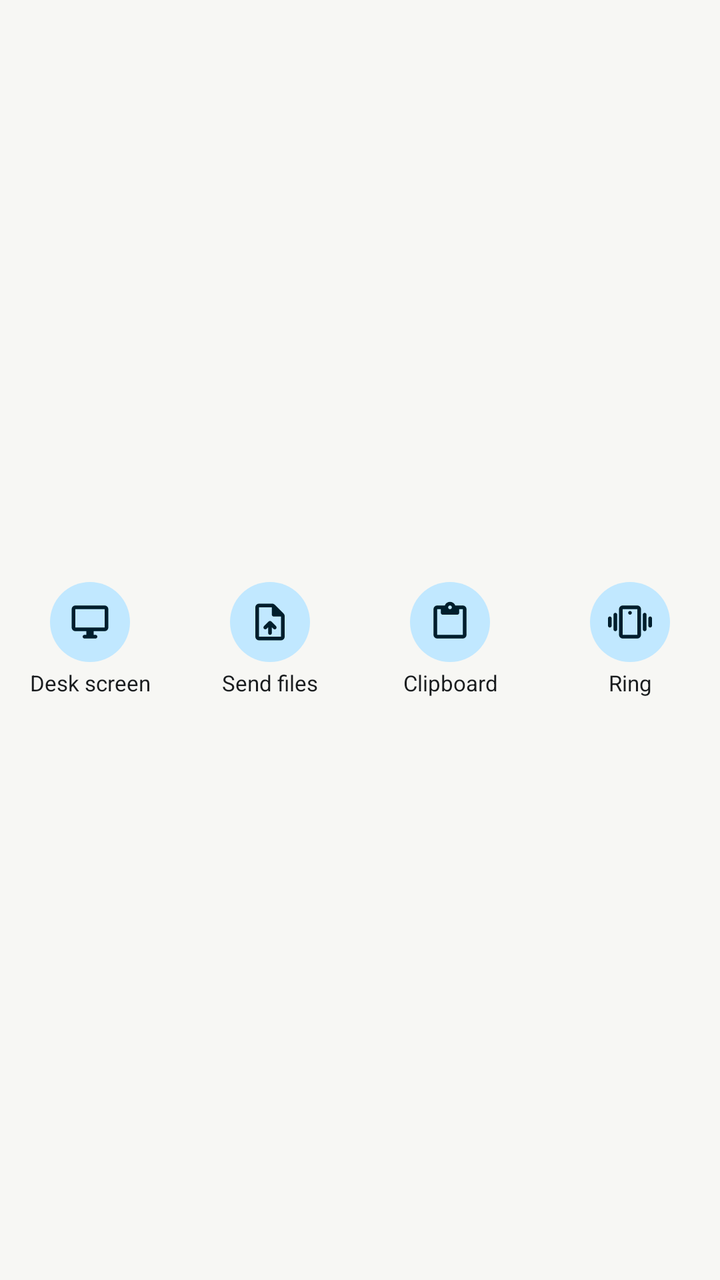
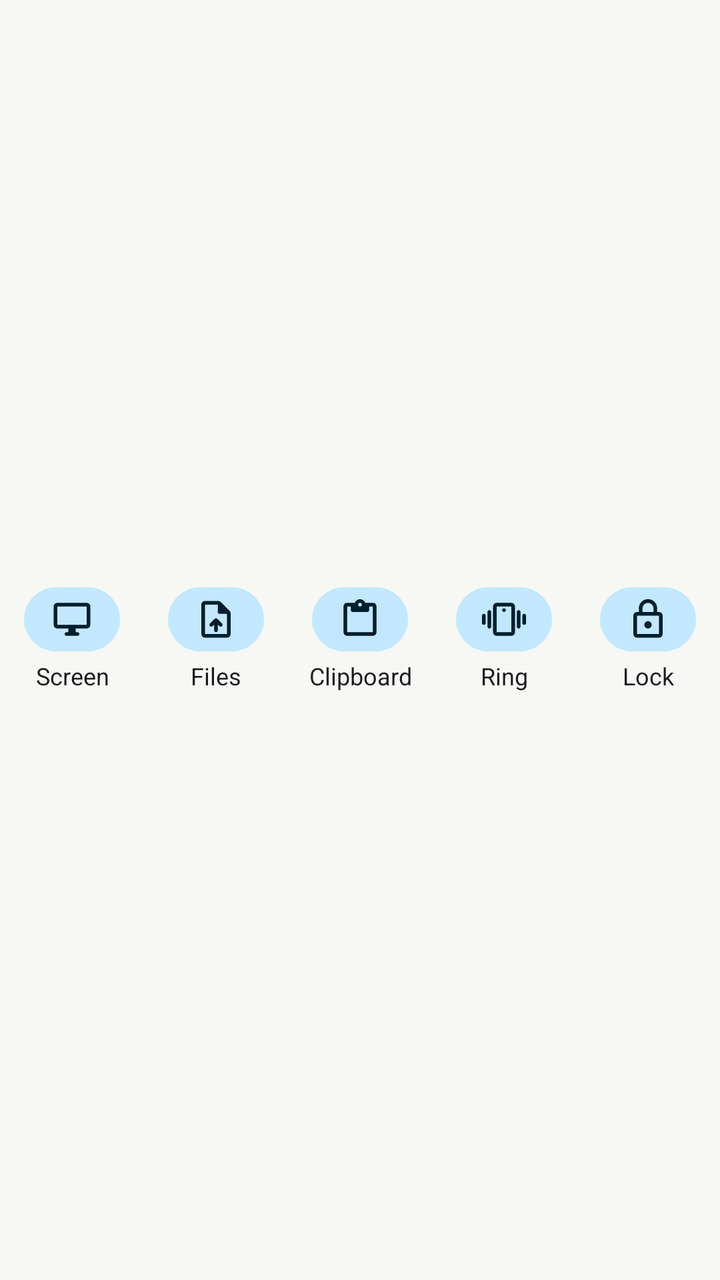

Two renders of the same Android screen: before a commit and after it. Below are the layout's source before the change and the commit's diff.
<!-- AndroidManifest.xml: application theme DeskLinkTheme.NoActionBar -->
<!-- res/layout/widget_actions_row.xml -->
<?xml version="1.0" encoding="utf-8"?>
<LinearLayout xmlns:android="http://schemas.android.com/apk/res/android"
    xmlns:tools="http://schemas.android.com/tools"
    tools:ignore="UseAppTint"
    android:layout_width="match_parent"
    android:layout_height="wrap_content"
    android:baselineAligned="false"
    android:orientation="horizontal">

    <LinearLayout
        android:id="@+id/act_screen"
        android:layout_width="0dp"
        android:layout_height="match_parent"
        android:layout_weight="1"
        android:gravity="center"
        android:minHeight="48dp"
        android:orientation="vertical">

        <ImageView
            android:id="@+id/act_screen_icon"
            android:layout_width="40dp"
            android:layout_height="40dp"
            android:background="@drawable/widget_tonal_circle"
            android:importantForAccessibility="no"
            android:padding="9dp"
            android:src="@drawable/sym_desktop_windows"
            android:tint="@color/widget_on_tonal" />

        <TextView
            android:id="@+id/act_screen_label"
            android:layout_width="match_parent"
            android:layout_height="wrap_content"
            android:layout_marginTop="3dp"
            android:ellipsize="end"
            android:gravity="center"
            android:importantForAccessibility="no"
            android:maxLines="1"
            android:text="@string/home_desk_screen"
            android:textColor="@color/widget_text"
            android:textSize="11sp" />
    </LinearLayout>
    <LinearLayout
        android:id="@+id/act_files"
        android:layout_width="0dp"
        android:layout_height="match_parent"
        android:layout_weight="1"
        android:gravity="center"
        android:minHeight="48dp"
        android:orientation="vertical">

        <ImageView
            android:id="@+id/act_files_icon"
            android:layout_width="40dp"
            android:layout_height="40dp"
            android:background="@drawable/widget_tonal_circle"
            android:importantForAccessibility="no"
            android:padding="9dp"
            android:src="@drawable/sym_upload_file"
            android:tint="@color/widget_on_tonal" />

        <TextView
            android:id="@+id/act_files_label"
            android:layout_width="match_parent"
            android:layout_height="wrap_content"
            android:layout_marginTop="3dp"
            android:ellipsize="end"
            android:gravity="center"
            android:importantForAccessibility="no"
            android:maxLines="1"
            android:text="@string/home_send_files"
            android:textColor="@color/widget_text"
            android:textSize="11sp" />
    </LinearLayout>
    <LinearLayout
        android:id="@+id/act_clipboard"
        android:layout_width="0dp"
        android:layout_height="match_parent"
        android:layout_weight="1"
        android:gravity="center"
        android:minHeight="48dp"
        android:orientation="vertical">

        <ImageView
            android:id="@+id/act_clipboard_icon"
            android:layout_width="40dp"
            android:layout_height="40dp"
            android:background="@drawable/widget_tonal_circle"
            android:importantForAccessibility="no"
            android:padding="9dp"
            android:src="@drawable/sym_content_paste"
            android:tint="@color/widget_on_tonal" />

        <TextView
            android:id="@+id/act_clipboard_label"
            android:layout_width="match_parent"
            android:layout_height="wrap_content"
            android:layout_marginTop="3dp"
            android:ellipsize="end"
            android:gravity="center"
            android:importantForAccessibility="no"
            android:maxLines="1"
            android:text="@string/widget_clipboard"
            android:textColor="@color/widget_text"
            android:textSize="11sp" />
    </LinearLayout>
    <LinearLayout
        android:id="@+id/act_ring"
        android:layout_width="0dp"
        android:layout_height="match_parent"
        android:layout_weight="1"
        android:gravity="center"
        android:minHeight="48dp"
        android:orientation="vertical">

        <ImageView
            android:id="@+id/act_ring_icon"
            android:layout_width="40dp"
            android:layout_height="40dp"
            android:background="@drawable/widget_tonal_circle"
            android:importantForAccessibility="no"
            android:padding="9dp"
            android:src="@drawable/sym_vibration"
            android:tint="@color/widget_on_tonal" />

        <TextView
            android:id="@+id/act_ring_label"
            android:layout_width="match_parent"
            android:layout_height="wrap_content"
            android:layout_marginTop="3dp"
            android:ellipsize="end"
            android:gravity="center"
            android:importantForAccessibility="no"
            android:maxLines="1"
            android:text="@string/widget_ring"
            android:textColor="@color/widget_text"
            android:textSize="11sp" />
    </LinearLayout>
    <LinearLayout
        android:id="@+id/act_lock"
        android:layout_width="0dp"
        android:layout_height="match_parent"
        android:layout_weight="1"
        android:gravity="center"
        android:minHeight="48dp"
        android:orientation="vertical"
        android:visibility="gone">

        <ImageView
            android:id="@+id/act_lock_icon"
            android:layout_width="40dp"
            android:layout_height="40dp"
            android:background="@drawable/widget_tonal_circle"
            android:importantForAccessibility="no"
            android:padding="9dp"
            android:src="@drawable/sym_lock"
            android:tint="@color/widget_on_tonal" />

        <TextView
            android:id="@+id/act_lock_label"
            android:layout_width="match_parent"
            android:layout_height="wrap_content"
            android:layout_marginTop="3dp"
            android:ellipsize="end"
            android:gravity="center"
            android:importantForAccessibility="no"
            android:maxLines="1"
            android:text="@string/widget_lock"
            android:textColor="@color/widget_text"
            android:textSize="11sp" />
    </LinearLayout>
</LinearLayout>
<!-- resources referenced by this layout -->
<resources>
  <color name="widget_on_tonal">#FF1B2F7A</color>
  <color name="widget_text">#FF18181B</color>
  <!-- drawable widget_tonal_circle (drawable) -->
  <?xml version="1.0" encoding="utf-8"?>
  <ripple xmlns:android="http://schemas.android.com/apk/res/android" android:color="@color/widget_button_bg">
      <item>
          <shape android:shape="oval">
              <solid android:color="@color/widget_tonal" />
          </shape>
      </item>
  </ripple>
  <string name="home_desk_screen">Desk screen</string>
  <string name="home_send_files">Send files</string>
  <string name="widget_clipboard">Clipboard</string>
  <string name="widget_lock">Lock</string>
  <string name="widget_ring">Ring</string>
  <style name="DeskLinkTheme.NoActionBar" parent="DeskLinkThemeBase.NoActionBar" />
  <color name="widget_button_bg">#0D000000</color>
  <color name="widget_tonal">#FFE2E8FB</color>
  <style name="DeskLinkThemeBase.NoActionBar" parent="DeskLinkTheme">
          <item name="windowActionBar">false</item>
          <item name="windowNoTitle">true</item>
      </style>
  <style name="DeskLinkTheme" parent="DeskLinkThemeBase" />
  <color name="brand_primary">#3256D6</color>
  <color name="brand_on_primary">#FFFFFF</color>
  <color name="brand_primary_container">#E2E8FB</color>
  <color name="brand_on_primary_container">#1B2F7A</color>
  <color name="brand_secondary">#5F5F67</color>
  <color name="brand_on_secondary">#FFFFFF</color>
  <color name="brand_secondary_container">#E2E8FB</color>
  <color name="brand_on_secondary_container">#1B2F7A</color>
  <color name="brand_tertiary">#0F9B72</color>
  <color name="brand_on_tertiary">#FFFFFF</color>
  <color name="brand_tertiary_container">#D7F0E7</color>
  <color name="brand_on_tertiary_container">#0B7A59</color>
  <color name="brand_background">#F7F7F4</color>
  <color name="brand_on_background">#18181B</color>
  <color name="brand_surface_variant">#ECECE8</color>
  <color name="brand_on_surface_variant">#5F5F67</color>
  <color name="brand_outline">#D4D4CF</color>
  <color name="brand_outline_variant">#E6E6E3</color>
  <color name="brand_surface_container_lowest">#FFFFFF</color>
  <color name="brand_surface_container_low">#FFFFFF</color>
  <color name="brand_surface_container">#FFFFFF</color>
  <color name="brand_surface_container_high">#ECECE8</color>
  <color name="brand_surface_container_highest">#ECECE8</color>
  <style name="DeskLinkToolbar" parent="Widget.Material3.Toolbar" />
  <style name="DeskLinkCardStyle" parent="@style/Widget.Material3.CardView.Elevated" />
  <dimen name="desk_dialog_radius">24dp</dimen>
  <style name="DeskLinkDialogButton.Positive" parent="Widget.Material3.Button.TextButton.Dialog">
          <item name="shapeAppearance">@style/DeskLinkDialogShape</item>
          <item name="android:minHeight">48dp</item>
          <item name="backgroundTint">?attr/colorPrimary</item>
          <item name="android:textColor">?attr/colorOnPrimary</item>
      </style>
  <style name="DeskLinkDialogButton" parent="Widget.Material3.Button.TextButton.Dialog">
          <item name="shapeAppearance">@style/DeskLinkDialogShape</item>
          <item name="android:minHeight">48dp</item>
          <item name="android:textColor">?attr/colorPrimary</item>
      </style>
  <style name="DeskLinkDialogShape" parent="ShapeAppearance.Material3.Corner.Full" />
  <!-- unchanged entries left out for length: 7 -->
</resources>

<!-- the commit's change to res/layout/widget_actions_row.xml (unified diff, before → after) -->
@@ -12,17 +12,23 @@
         android:layout_width="0dp"
         android:layout_height="match_parent"
         android:layout_weight="1"
-        android:gravity="center"
-        android:minHeight="48dp"
-        android:orientation="vertical">
+        android:background="@drawable/widget_row_ripple"
+        android:gravity="center"
+        android:minHeight="48dp"
+        android:orientation="vertical"
+        android:paddingTop="2dp"
+        android:paddingBottom="2dp">
 
         <ImageView
             android:id="@+id/act_screen_icon"
-            android:layout_width="40dp"
-            android:layout_height="40dp"
-            android:background="@drawable/widget_tonal_circle"
-            android:importantForAccessibility="no"
-            android:padding="9dp"
+            android:layout_width="48dp"
+            android:layout_height="32dp"
+            android:background="@drawable/widget_chip"
+            android:importantForAccessibility="no"
+            android:paddingStart="13dp"
+            android:paddingTop="5dp"
+            android:paddingEnd="13dp"
+            android:paddingBottom="5dp"
             android:src="@drawable/sym_desktop_windows"
             android:tint="@color/widget_on_tonal" />
 
@@ -30,31 +36,39 @@
             android:id="@+id/act_screen_label"
             android:layout_width="match_parent"
             android:layout_height="wrap_content"
-            android:layout_marginTop="3dp"
-            android:ellipsize="end"
-            android:gravity="center"
-            android:importantForAccessibility="no"
-            android:maxLines="1"
-            android:text="@string/home_desk_screen"
-            android:textColor="@color/widget_text"
-            android:textSize="11sp" />
+            android:layout_marginTop="4dp"
+            android:ellipsize="end"
+            android:gravity="center"
+            android:importantForAccessibility="no"
+            android:maxLines="1"
+            android:paddingStart="2dp"
+            android:paddingEnd="2dp"
+            android:text="@string/widget_screen"
+            android:textColor="@color/widget_text"
+            android:textSize="12sp" />
     </LinearLayout>
     <LinearLayout
         android:id="@+id/act_files"
         android:layout_width="0dp"
         android:layout_height="match_parent"
         android:layout_weight="1"
-        android:gravity="center"
-        android:minHeight="48dp"
-        android:orientation="vertical">
+        android:background="@drawable/widget_row_ripple"
+        android:gravity="center"
+        android:minHeight="48dp"
+        android:orientation="vertical"
+        android:paddingTop="2dp"
+        android:paddingBottom="2dp">
 
         <ImageView
             android:id="@+id/act_files_icon"
-            android:layout_width="40dp"
-            android:layout_height="40dp"
-            android:background="@drawable/widget_tonal_circle"
-            android:importantForAccessibility="no"
-            android:padding="9dp"
+            android:layout_width="48dp"
+            android:layout_height="32dp"
+            android:background="@drawable/widget_chip"
+            android:importantForAccessibility="no"
+            android:paddingStart="13dp"
+            android:paddingTop="5dp"
+            android:paddingEnd="13dp"
+            android:paddingBottom="5dp"
             android:src="@drawable/sym_upload_file"
             android:tint="@color/widget_on_tonal" />
 
@@ -62,31 +76,39 @@
             android:id="@+id/act_files_label"
             android:layout_width="match_parent"
             android:layout_height="wrap_content"
-            android:layout_marginTop="3dp"
-            android:ellipsize="end"
-            android:gravity="center"
-            android:importantForAccessibility="no"
-            android:maxLines="1"
-            android:text="@string/home_send_files"
-            android:textColor="@color/widget_text"
-            android:textSize="11sp" />
+            android:layout_marginTop="4dp"
+            android:ellipsize="end"
+            android:gravity="center"
+            android:importantForAccessibility="no"
+            android:maxLines="1"
+            android:paddingStart="2dp"
+            android:paddingEnd="2dp"
+            android:text="@string/widget_files"
+            android:textColor="@color/widget_text"
+            android:textSize="12sp" />
     </LinearLayout>
     <LinearLayout
         android:id="@+id/act_clipboard"
         android:layout_width="0dp"
         android:layout_height="match_parent"
         android:layout_weight="1"
-        android:gravity="center"
-        android:minHeight="48dp"
-        android:orientation="vertical">
+        android:background="@drawable/widget_row_ripple"
+        android:gravity="center"
+        android:minHeight="48dp"
+        android:orientation="vertical"
+        android:paddingTop="2dp"
+        android:paddingBottom="2dp">
 
         <ImageView
             android:id="@+id/act_clipboard_icon"
-            android:layout_width="40dp"
-            android:layout_height="40dp"
-            android:background="@drawable/widget_tonal_circle"
-            android:importantForAccessibility="no"
-            android:padding="9dp"
+            android:layout_width="48dp"
+            android:layout_height="32dp"
+            android:background="@drawable/widget_chip"
+            android:importantForAccessibility="no"
+            android:paddingStart="13dp"
+            android:paddingTop="5dp"
+            android:paddingEnd="13dp"
+            android:paddingBottom="5dp"
             android:src="@drawable/sym_content_paste"
             android:tint="@color/widget_on_tonal" />
 
@@ -94,31 +116,39 @@
             android:id="@+id/act_clipboard_label"
             android:layout_width="match_parent"
             android:layout_height="wrap_content"
-            android:layout_marginTop="3dp"
-            android:ellipsize="end"
-            android:gravity="center"
-            android:importantForAccessibility="no"
-            android:maxLines="1"
+            android:layout_marginTop="4dp"
+            android:ellipsize="end"
+            android:gravity="center"
+            android:importantForAccessibility="no"
+            android:maxLines="1"
+            android:paddingStart="2dp"
+            android:paddingEnd="2dp"
             android:text="@string/widget_clipboard"
             android:textColor="@color/widget_text"
-            android:textSize="11sp" />
+            android:textSize="12sp" />
     </LinearLayout>
     <LinearLayout
         android:id="@+id/act_ring"
         android:layout_width="0dp"
         android:layout_height="match_parent"
         android:layout_weight="1"
-        android:gravity="center"
-        android:minHeight="48dp"
-        android:orientation="vertical">
+        android:background="@drawable/widget_row_ripple"
+        android:gravity="center"
+        android:minHeight="48dp"
+        android:orientation="vertical"
+        android:paddingTop="2dp"
+        android:paddingBottom="2dp">
 
         <ImageView
             android:id="@+id/act_ring_icon"
-            android:layout_width="40dp"
-            android:layout_height="40dp"
-            android:background="@drawable/widget_tonal_circle"
-            android:importantForAccessibility="no"
-            android:padding="9dp"
+            android:layout_width="48dp"
+            android:layout_height="32dp"
+            android:background="@drawable/widget_chip"
+            android:importantForAccessibility="no"
+            android:paddingStart="13dp"
+            android:paddingTop="5dp"
+            android:paddingEnd="13dp"
+            android:paddingBottom="5dp"
             android:src="@drawable/sym_vibration"
             android:tint="@color/widget_on_tonal" />
 
@@ -126,32 +156,39 @@
             android:id="@+id/act_ring_label"
             android:layout_width="match_parent"
             android:layout_height="wrap_content"
-            android:layout_marginTop="3dp"
-            android:ellipsize="end"
-            android:gravity="center"
-            android:importantForAccessibility="no"
-            android:maxLines="1"
+            android:layout_marginTop="4dp"
+            android:ellipsize="end"
+            android:gravity="center"
+            android:importantForAccessibility="no"
+            android:maxLines="1"
+            android:paddingStart="2dp"
+            android:paddingEnd="2dp"
             android:text="@string/widget_ring"
             android:textColor="@color/widget_text"
-            android:textSize="11sp" />
+            android:textSize="12sp" />
     </LinearLayout>
     <LinearLayout
         android:id="@+id/act_lock"
         android:layout_width="0dp"
         android:layout_height="match_parent"
         android:layout_weight="1"
-        android:gravity="center"
-        android:minHeight="48dp"
-        android:orientation="vertical"
-        android:visibility="gone">
+        android:background="@drawable/widget_row_ripple"
+        android:gravity="center"
+        android:minHeight="48dp"
+        android:orientation="vertical"
+        android:paddingTop="2dp"
+        android:paddingBottom="2dp">
 
         <ImageView
             android:id="@+id/act_lock_icon"
-            android:layout_width="40dp"
-            android:layout_height="40dp"
-            android:background="@drawable/widget_tonal_circle"
-            android:importantForAccessibility="no"
-            android:padding="9dp"
+            android:layout_width="48dp"
+            android:layout_height="32dp"
+            android:background="@drawable/widget_chip"
+            android:importantForAccessibility="no"
+            android:paddingStart="13dp"
+            android:paddingTop="5dp"
+            android:paddingEnd="13dp"
+            android:paddingBottom="5dp"
             android:src="@drawable/sym_lock"
             android:tint="@color/widget_on_tonal" />
 
@@ -159,13 +196,15 @@
             android:id="@+id/act_lock_label"
             android:layout_width="match_parent"
             android:layout_height="wrap_content"
-            android:layout_marginTop="3dp"
-            android:ellipsize="end"
-            android:gravity="center"
-            android:importantForAccessibility="no"
-            android:maxLines="1"
+            android:layout_marginTop="4dp"
+            android:ellipsize="end"
+            android:gravity="center"
+            android:importantForAccessibility="no"
+            android:maxLines="1"
+            android:paddingStart="2dp"
+            android:paddingEnd="2dp"
             android:text="@string/widget_lock"
             android:textColor="@color/widget_text"
-            android:textSize="11sp" />
+            android:textSize="12sp" />
     </LinearLayout>
 </LinearLayout>
<!-- resource entries referenced after the edit -->
@@ -2,23 +2,31 @@
 <resources>
   <color name="widget_on_tonal">#FF1B2F7A</color>
   <color name="widget_text">#FF18181B</color>
-  <!-- drawable widget_tonal_circle (drawable) -->
+  <!-- drawable widget_chip (drawable) -->
   <?xml version="1.0" encoding="utf-8"?>
-  <ripple xmlns:android="http://schemas.android.com/apk/res/android" android:color="@color/widget_button_bg">
-      <item>
-          <shape android:shape="oval">
-              <solid android:color="@color/widget_tonal" />
+  <shape xmlns:android="http://schemas.android.com/apk/res/android" android:shape="rectangle">
+      <solid android:color="@color/widget_tonal" />
+      <corners android:radius="16dp" />
+  </shape>
+  <!-- drawable widget_row_ripple (drawable) -->
+  <?xml version="1.0" encoding="utf-8"?>
+  <ripple xmlns:android="http://schemas.android.com/apk/res/android" android:color="@color/widget_ripple">
+      <item android:id="@android:id/mask">
+          <shape android:shape="rectangle">
+              <solid android:color="#FF000000" />
+              <corners android:radius="@dimen/widget_inner_radius" />
           </shape>
       </item>
   </ripple>
-  <string name="home_desk_screen">Desk screen</string>
-  <string name="home_send_files">Send files</string>
   <string name="widget_clipboard">Clipboard</string>
+  <string name="widget_files">Files</string>
   <string name="widget_lock">Lock</string>
   <string name="widget_ring">Ring</string>
+  <string name="widget_screen">Screen</string>
   <style name="DeskLinkTheme.NoActionBar" parent="DeskLinkThemeBase.NoActionBar" />
-  <color name="widget_button_bg">#0D000000</color>
   <color name="widget_tonal">#FFE2E8FB</color>
+  <color name="widget_ripple">#1F000000</color>
+  <dimen name="widget_inner_radius">16dp</dimen>
   <style name="DeskLinkThemeBase.NoActionBar" parent="DeskLinkTheme">
           <item name="windowActionBar">false</item>
           <item name="windowNoTitle">true</item>
